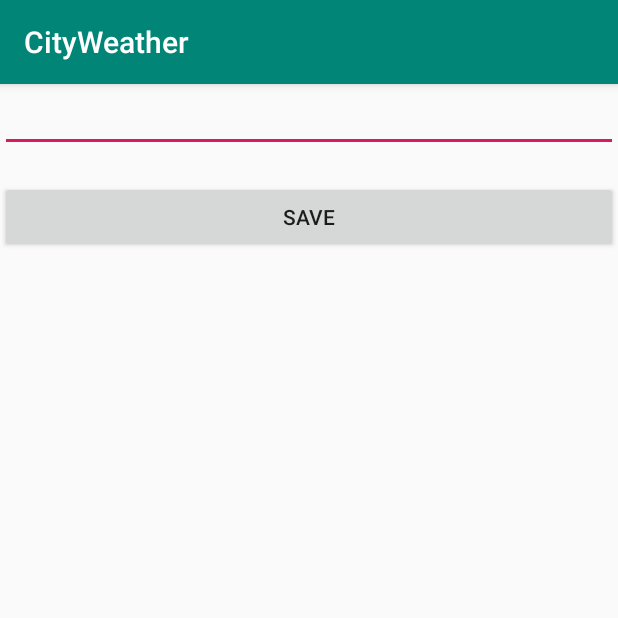
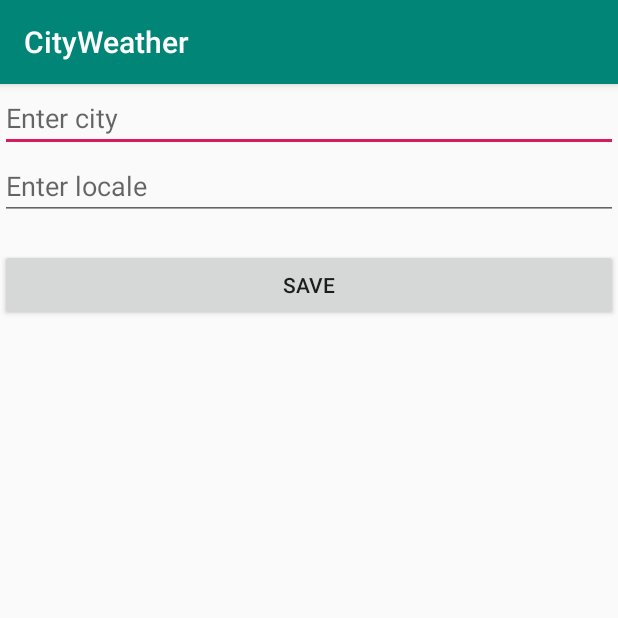
Before and after one commit to shight-dev/CityWeather, an Android app: the EditFragment screen opened directly, with no data from a screen before it, on a phone screen of 412 x 824 dp, the top half of it. Run offline under Robolectric (Android 15) with nearby library versions, the phone set to English and light mode, and no system bars; our stand-ins replace Room's generated code.

Commit message:
ModifyModel
Добавлен код страны в модель

```diff
--- a/app/src/main/java/com/sample/cityweather/DataClasses/WeatherData.kt
+++ b/app/src/main/java/com/sample/cityweather/DataClasses/WeatherData.kt
@@ -7,6 +7,6 @@ import java.util.*
 
 @Entity
 @TypeConverters(Converters::class)
-data class WeatherData(var weather:String="", var city:String="", var photoId:String=""){
+data class WeatherData(var weather:String="", var city:String="", var locale:String="", var photoId:String=""){
     @PrimaryKey var id: UUID = UUID.randomUUID()
 }
--- a/app/src/main/java/com/sample/cityweather/Fragments/EditFragment.kt
+++ b/app/src/main/java/com/sample/cityweather/Fragments/EditFragment.kt
@@ -50,6 +50,7 @@ class EditFragment : Fragment() {
             weatherData?.let {
 
                 weatherData!!.city = cityEdit.text.toString()
+                weatherData!!.locale = localeEdit.text.toString()
 
                 //TODO set listeners
                 if(isNew){
--- a/app/src/main/res/layout/fragment_edit.xml
+++ b/app/src/main/res/layout/fragment_edit.xml
@@ -9,7 +9,16 @@
     <EditText
         android:id="@+id/cityEdit"
         android:layout_width="match_parent"
-        android:layout_height="wrap_content" />
+        android:layout_height="wrap_content"
+        android:inputType="text"
+        android:hint="@string/enter_city"/>
+
+    <EditText
+        android:id="@+id/localeEdit"
+        android:layout_width="match_parent"
+        android:layout_height="wrap_content"
+        android:inputType="text"
+        android:hint="@string/enter_locale"/>
 
     <TextView
         android:id="@+id/weatherView"
--- a/app/src/main/res/values/strings.xml
+++ b/app/src/main/res/values/strings.xml
@@ -2,4 +2,6 @@
     <string name="app_name">CityWeather</string>
     <string name="add">Add</string>
     <string name="save">Save</string>
+    <string name="enter_locale">Enter locale</string>
+    <string name="enter_city">Enter city</string>
 </resources>
```
Also changed, not shown: app/src/main/res/layout/list_item_weather.xml (+16 -2 lines).
